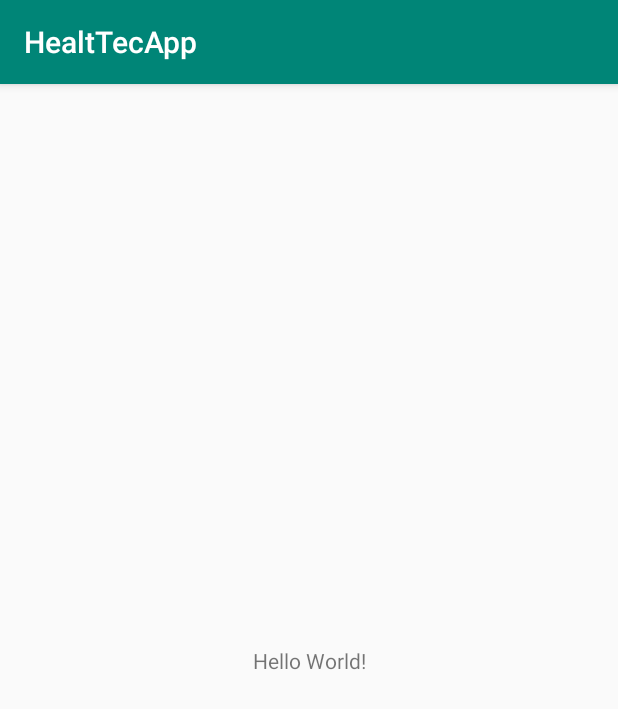
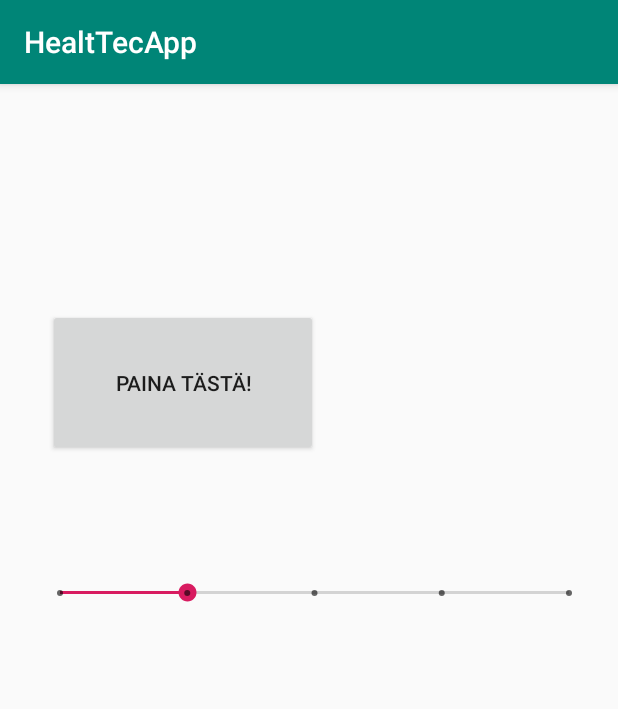
Before and after one commit to shitCodeIsShit/HealtTecApp, an Android app: the screen it shows after launch (MainActivity), on a phone screen of 412 x 824 dp. Shown: the top 709 px of the screen. Run offline under Robolectric (Android 15) with nearby library versions, the phone set to English and light mode, and no system bars.

Commit message:
eemelin/activity

```diff
--- a/app/src/main/AndroidManifest.xml
+++ b/app/src/main/AndroidManifest.xml
@@ -9,6 +9,7 @@
         android:roundIcon="@mipmap/ic_launcher_round"
         android:supportsRtl="true"
         android:theme="@style/AppTheme">
+        <activity android:name=".MainEemeliActivity"></activity>
         <activity android:name=".MainActivity">
             <intent-filter>
                 <action android:name="android.intent.action.MAIN" />
--- /dev/null
+++ b/app/src/main/java/com/example/healttecapp/MainEemeliActivity.java
@@ -0,0 +1,13 @@
+package com.example.healttecapp;
+
+import android.support.v7.app.AppCompatActivity;
+import android.os.Bundle;
+
+public class MainEemeliActivity extends AppCompatActivity {
+
+    @Override
+    protected void onCreate(Bundle savedInstanceState) {
+        super.onCreate(savedInstanceState);
+        setContentView(R.layout.activity_main_eemeli);
+    }
+}
--- a/app/src/main/res/layout/activity_main.xml
+++ b/app/src/main/res/layout/activity_main.xml
@@ -6,13 +6,47 @@
     android:layout_height="match_parent"
     tools:context=".MainActivity">
 
+    <Button
+        android:id="@+id/button"
+        android:layout_width="180dp"
+        android:layout_height="0dp"
+        android:layout_marginStart="32dp"
+        android:layout_marginLeft="32dp"
+        android:layout_marginTop="32dp"
+        android:layout_marginBottom="520dp"
+        android:text="PAINA TÄSTÄ!"
+        app:layout_constraintBottom_toBottomOf="parent"
+        app:layout_constraintStart_toStartOf="parent"
+        app:layout_constraintTop_toBottomOf="@+id/textView" />
+
     <TextView
-        android:layout_width="wrap_content"
-        android:layout_height="wrap_content"
-        android:text="Hello World!"
-        app:layout_constraintBottom_toBottomOf="parent"
-        app:layout_constraintLeft_toLeftOf="parent"
-        app:layout_constraintRight_toRightOf="parent"
-        app:layout_constraintTop_toTopOf="parent" />
+        android:id="@+id/textView"
+        android:layout_width="201dp"
+        android:layout_height="78dp"
+        android:layout_marginStart="24dp"
+        android:layout_marginLeft="24dp"
+        android:layout_marginTop="24dp"
+        android:layout_marginEnd="194dp"
+        android:layout_marginRight="194dp"
+        android:layout_marginBottom="16dp"
+        android:textSize="45dp"
+        app:layout_constraintBottom_toTopOf="@+id/button"
+        app:layout_constraintEnd_toEndOf="parent"
+        app:layout_constraintStart_toStartOf="parent"
+        app:layout_constraintTop_toTopOf="parent"
+        tools:text="Wassupp" />
 
+    <SeekBar
+        android:id="@+id/seekBar"
+        style="@style/Widget.AppCompat.SeekBar.Discrete"
+        android:layout_width="371dp"
+        android:layout_height="71dp"
+        android:layout_marginStart="24dp"
+        android:layout_marginLeft="24dp"
+        android:layout_marginTop="56dp"
+        android:max="4"
+        android:progress="1"
+        app:layout_constraintStart_toStartOf="parent"
+        app:layout_constraintTop_toBottomOf="@+id/button" />
+    a
 </android.support.constraint.ConstraintLayout>
--- /dev/null
+++ b/app/src/main/res/layout/activity_main_eemeli.xml
@@ -0,0 +1,9 @@
+<?xml version="1.0" encoding="utf-8"?>
+<android.support.constraint.ConstraintLayout xmlns:android="http://schemas.android.com/apk/res/android"
+    xmlns:app="http://schemas.android.com/apk/res-auto"
+    xmlns:tools="http://schemas.android.com/tools"
+    android:layout_width="match_parent"
+    android:layout_height="match_parent"
+    tools:context=".MainEemeliActivity">
+
+</android.support.constraint.ConstraintLayout>
```
